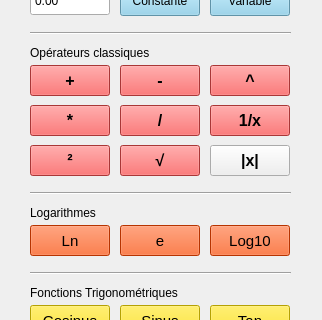
obalise/ExpressionProject, file saisieexpressionIHM.ui: the form before one commit; both pictures show x 0 to 322 and y 144 to 464 of the 322 by 584 pixel window.
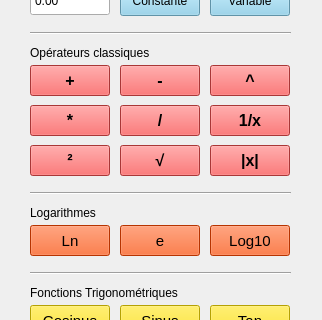
The form after the commit. Icons and pictures are not drawn.

Commit message: Coloration bouton manquant

Patch:
```diff
--- a/saisieexpressionIHM.ui
+++ b/saisieexpressionIHM.ui
@@ -264,6 +264,19 @@
     <property name="cursor">
      <cursorShape>PointingHandCursor</cursorShape>
     </property>
+    <property name="styleSheet">
+     <string notr="true">QPushButton{
+	background-color: #ED4D4D
+}
+
+QPushButton:pressed{
+	background-color: #FFA500
+}
+
+QPushButton:hover{
+	background-color: #63C5DA
+}</string>
+    </property>
     <property name="text">
      <string>|x|</string>
     </property>
```
The commit also changes 2 other files.
